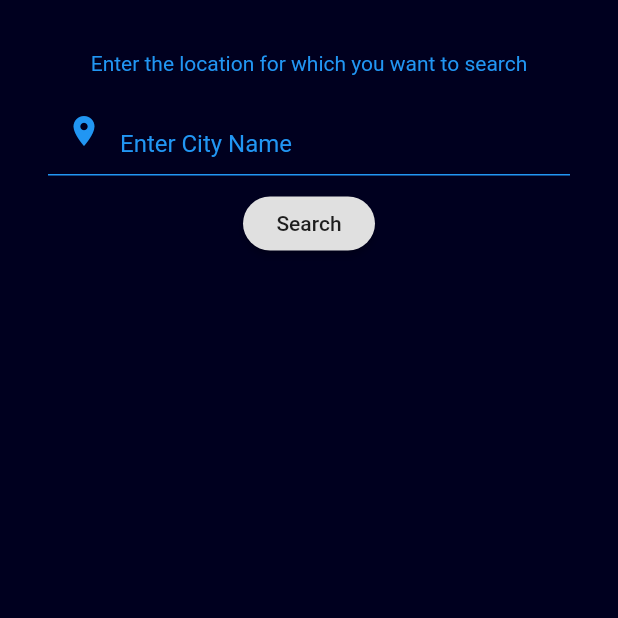
After one commit to ThaeThinzar/flutter_app_team_test, a Flutter app: the SearchCityView screen opened by its route, after a tap on "Search", on a phone screen of 412 x 824 dp, the top half of it. The commit adds this screen. Run offline on Flutter 3.47's test engine with Material 2 defaults, Android fonts, the phone set to English and light mode, and no system bars; our stand-ins replace equatable, flutter_bloc, fluttertoast.

Commit message:
add city bloc

```diff
--- /dev/null
+++ b/lib/asian_city/bloc/bloc.dart
@@ -0,0 +1,3 @@
+export 'city_bloc.dart';
+export 'city_event.dart';
+export 'city_state.dart';
--- /dev/null
+++ b/lib/asian_city/bloc/city_bloc.dart
@@ -0,0 +1,50 @@
+import 'package:flutter_app_team_test/asian_city/bloc/bloc.dart';
+import 'package:flutter_app_team_test/asian_city/model/get_city_res.dart';
+import 'package:flutter_app_team_test/asian_city/provider/city_service.dart';
+import 'package:flutter_bloc/flutter_bloc.dart';
+
+class CityBloc extends Bloc<CityEvent, CityState> {
+  CityBloc() : super(CityInitial());
+
+  CityService _cityService = CityService();
+  /*SettingOfFreeModeService _freeModeService = SettingOfFreeModeService();
+  final CurrencyPairService _currencyPairService = new CurrencyPairService();*/
+
+  @override
+  Stream<CityState> mapEventToState(CityEvent event) async* {
+    if (event is GetCityList) {
+      yield* _mapGetCityEvent(event);
+    } else if(event is SearchCityEvent){
+      yield* _mapSearchCityEvent(event);
+    }
+  }
+
+  Stream<CityState> _mapGetCityEvent(CityEvent event) async* {
+
+    yield CityEventLoading();
+    try {
+      //  Op015Response op015response = await _freeModeService.getCurrencyPairType(event.op010request);
+      GetCityListResponse response = await _cityService.getCityList();
+
+      yield CityEventSuccess(cityListResponse:response );
+    } catch (error) {
+      yield CityEventFailure(errorMsg: error.toString());
+    }
+  }
+  Stream<CityState> _mapSearchCityEvent(SearchCityEvent event) async* {
+    var current = state as CityEventSuccess;
+    City selectedCity;
+    yield CityEventLoading();
+    try {
+
+      for(City city in current.cityListResponse.cityList){
+        if(city.cityName == event.cityName){
+          selectedCity = city;
+        }
+      }
+      yield CityEventSuccess(searchedCity: selectedCity );
+    } catch (error) {
+      yield CityEventFailure(errorMsg: error.toString());
+    }
+  }
+}
--- /dev/null
+++ b/lib/asian_city/bloc/city_event.dart
@@ -0,0 +1,13 @@
+import 'package:equatable/equatable.dart';
+class CityEvent extends Equatable {
+  @override
+  List<Object> get props => [];
+}
+
+class GetCityList extends CityEvent {
+
+}
+class SearchCityEvent extends CityEvent {
+  String cityName;
+  SearchCityEvent({this.cityName});
+}
--- /dev/null
+++ b/lib/asian_city/bloc/city_state.dart
@@ -0,0 +1,21 @@
+import 'package:flutter_app_team_test/asian_city/model/get_city_res.dart';
+import 'package:equatable/equatable.dart';
+class CityState extends Equatable {
+  @override
+  List<Object> get props => [];
+}
+class CityInitial extends CityState {}
+
+class CityEventLoading extends CityState {}
+
+class CityEventSuccess extends CityState {
+  CityEventSuccess({this.cityListResponse,this.searchedCity});
+  final GetCityListResponse cityListResponse;
+  final City searchedCity;
+  @override
+  List<Object> get props => [this.cityListResponse];
+}
+class CityEventFailure extends CityState {
+  String errorMsg;
+  CityEventFailure({this.errorMsg});
+}
--- /dev/null
+++ b/lib/asian_city/model/get_city_res.dart
@@ -0,0 +1,61 @@
+// To parse this JSON data, do
+//
+//     final getCityListResponse = getCityListResponseFromJson(jsonString);
+
+import 'dart:convert';
+
+GetCityListResponse getCityListResponseFromJson(String str) => GetCityListResponse.fromJson(json.decode(str));
+
+String getCityListResponseToJson(GetCityListResponse data) => json.encode(data.toJson());
+
+class GetCityListResponse {
+  GetCityListResponse({
+    this.cityList,
+  });
+
+  List<City> cityList;
+
+  factory GetCityListResponse.fromJson(Map<String, dynamic> json) => GetCityListResponse(
+    cityList: List<City>.from(json["City"].map((x) => City.fromJson(x))),
+  );
+
+  Map<String, dynamic> toJson() => {
+    "City": List<dynamic>.from(cityList.map((x) => x.toJson())),
+  };
+}
+
+class City {
+  City({
+    this.id,
+    this.cityName,
+    this.country,
+    this.region,
+    this.famous,
+    this.imageUrl,
+  });
+
+  int id;
+  String cityName;
+  String country;
+  String region;
+  String famous;
+  String imageUrl;
+
+  factory City.fromJson(Map<String, dynamic> json) => City(
+    id: json["ID"],
+    cityName: json["CityName"],
+    country: json["Country"],
+    region: json["Region"],
+    famous: json["Famous"],
+    imageUrl: json["imageUrl"],
+  );
+
+  Map<String, dynamic> toJson() => {
+    "ID": id,
+    "CityName": cityName,
+    "Country": country,
+    "Region": region,
+    "Famous": famous,
+    "imageUrl": imageUrl,
+  };
+}
--- /dev/null
+++ b/lib/asian_city/provider/city_service.dart
@@ -0,0 +1,19 @@
+import 'package:flutter_app_team_test/asian_city/model/get_city_res.dart';
+import 'package:flutter_app_team_test/asian_city/provider/city_api_provider.dart';
+
+class CityService {
+  CityAPIProvider _apiProvider = CityAPIProvider();
+ // final SessionService _sessionService = SessionService();
+
+  Future<GetCityListResponse> getCityList() {
+    return _apiProvider.getCityList().then((response){
+      print('status ${response.statusCode}');
+      print('body ${response.body}');
+    }).catchError((error, stack){
+      print("Get CityList Error: $error");
+    });
+  }
+
+
+
+}
--- /dev/null
+++ b/lib/asian_city/view/search_city_view.dart
@@ -0,0 +1,142 @@
+import 'package:flutter/cupertino.dart';
+import 'package:flutter/material.dart';
+import 'package:flutter_app_team_test/asian_city/bloc/bloc.dart';
+import 'package:flutter_app_team_test/asian_city/model/get_city_res.dart';
+import 'package:flutter_bloc/flutter_bloc.dart';
+
+class SearchCityView extends StatefulWidget{
+  _SearchCityViewState createState() => _SearchCityViewState();
+}
+class _SearchCityViewState extends State<SearchCityView>{
+  final cityNameController = TextEditingController();
+  City selectedCity;
+  bool isShow;
+  @override
+  void initState() {
+    // TODO: implement initState
+    super.initState();
+    isShow = false;
+  }
+  @override
+  Widget build(BuildContext context) {
+    return Scaffold(
+      backgroundColor: Color(0xff00001f),
+      body: BlocListener<CityBloc,CityState>(
+        cubit: CityBloc(),
+        listener: (context,state){
+          if(state is CityEventSuccess){
+            if(state.searchedCity != null){
+              setState(() {
+                selectedCity = state.searchedCity;
+                isShow = true;
+              });
+            }
+          }
+        },
+        child: BlocBuilder<CityBloc,CityState>(
+          cubit: CityBloc(),
+          builder: (context,state){
+            if(state is CityEventLoading){
+              return Center(child: CircularProgressIndicator(),);
+            } else {
+             return  Stack(
+                children: [
+                  Container(
+                    child: Column(
+                      children: [
+                        Padding(
+                          padding: const EdgeInsets.only(top:34,left: 16, right: 16),
+                          child: Text('Enter the location for which you want to search',
+                            style: TextStyle(color: Colors.blue),),),
+                        Padding(
+                          padding: const EdgeInsets.only(top:8,left: 32, right: 32,bottom: 8),
+                          child: Container(
+                            child: TextFormField(
+                                style: TextStyle(color: Colors.white),
+                                controller: cityNameController,
+                                keyboardType: TextInputType.text,
+                                keyboardAppearance: Brightness.light,
+                                enableSuggestions: true,
+                                textInputAction: TextInputAction.search,
+                                validator: (value) {
+                                  if (value.isEmpty) return 'Enter City Name';
+                                  return null;
+                                },
+                                decoration:
+                                InputDecoration(
+                                  labelText: 'Enter City Name',
+                                  labelStyle: TextStyle(color: Colors.blue),
+                                  focusColor: Colors.blueAccent[100],
+                                  fillColor: Colors.blue,
+                                  alignLabelWithHint: true,
+                                  hintText: 'Eg. Yangon',
+                                  hintStyle: TextStyle(color: Colors.white54),
+                                  enabledBorder: new UnderlineInputBorder(
+                                      borderSide: new BorderSide(color: Colors.blue)
+                                  ),
+                                  prefixIcon: Icon(Icons.location_on,color: Colors.blue,),)),
+                          ),
+                        ),
+                        RaisedButton(
+                          shape: RoundedRectangleBorder(borderRadius: BorderRadius.circular(20)),
+                          onPressed: () {
+                            CityBloc().add(SearchCityEvent(cityName: cityNameController.text.toString()));
+                          },
+                          child: Text("Search"),
+                        ),
+                        isShow ?Container(
+                          margin: EdgeInsets.all(16),
+                          child: ClipRRect(
+                            borderRadius: BorderRadius.only(
+                              topLeft: Radius.circular(8.0),
+                              topRight: Radius.circular(8.0),
+                              bottomLeft: Radius.circular(8.0),
+                              bottomRight:  Radius.circular(8.0),
+                            ),
+                            child: Image.asset(
+                                'assets/images/bagan.jpg',
+                                width: MediaQuery.of(context).size.width/2,
+                                height: 150,
+                                fit:BoxFit.fill
+                            ),
+                          ),
+                        ): Container(),
+                        isShow ? Container(
+                          margin: EdgeInsets.all(16),
+                          child:Column(
+                            mainAxisAlignment: MainAxisAlignment.start,
+                            children: [
+                              Container(
+                                margin: EdgeInsets.all(8),
+                                child: Text('Country ➤  Myanmar ',
+                                  style: TextStyle(color: Colors.white, fontSize: 18),),
+                              ),
+                              Container(
+                                margin: EdgeInsets.all(8),
+                                child: Text('Region   ➤  Manadaly ',
+                                  style: TextStyle(color: Colors.white, fontSize: 18),),
+                              ),
+
+                              Container(
+                                margin: EdgeInsets.all(8),
+                                child: Text('Famous ➤  Myanmar ',
+                                  style: TextStyle(color: Colors.white, fontSize: 18),),
+                              ),
+
+
+                            ],
+                          ) ,
+                        ) :Container()
+                      ],
+                    ),
+                  )
+                ],
+              );
+            }
+          },
+        ),
+      )
+
+    );
+  }
+}
--- a/lib/common/constants.dart
+++ b/lib/common/constants.dart
@@ -1,4 +1,5 @@
 class ScreenURLPath {
   static const String PLATFORM_CHANNEL = '/plat_form_channel';
   static const String SLIVER_TEST = '/sliver_test';
+  static const String BLOC_TEST = '/search_city';
 }
--- a/lib/main.dart
+++ b/lib/main.dart
@@ -3,6 +3,7 @@
 import 'package:flutter/material.dart';
 
 import 'package:flutter/services.dart';
+import 'package:flutter_app_team_test/asian_city/view/search_city_view.dart';
 
 import 'package:flutter_app_team_test/sliver_test/sliver_test_view.dart';
 
@@ -21,6 +22,7 @@ class MyApp extends StatelessWidget {
   final routes = <String,WidgetBuilder>{
     ScreenURLPath.PLATFORM_CHANNEL:(context) => PlatformChannelView(title: 'Platform Channel',) ,
     ScreenURLPath.SLIVER_TEST:(context) => SliverTestView(),
+    ScreenURLPath.BLOC_TEST:(context) => SearchCityView(),
   };
   @override
   Widget build(BuildContext context) {
@@ -104,7 +106,8 @@ class _MyHomePageState extends State<MyHomePage> {
             //  buttonWidget('Platform channel',ScreenURLPath.PLATFORM_CHANNEL,context),
             //  buttonWidget('Sliver Test', ScreenURLPath.SLIVER_TEST, context)
               CommonWidget.buttonWidget(context, ScreenURLPath.PLATFORM_CHANNEL, 'Data Communication'),
-              CommonWidget.buttonWidget(context, ScreenURLPath.SLIVER_TEST, 'Sliver Test')
+              CommonWidget.buttonWidget(context, ScreenURLPath.SLIVER_TEST, 'Sliver Test'),
+              CommonWidget.buttonWidget(context, ScreenURLPath.BLOC_TEST, 'BLOC Sample'),
             ]
           ))
         ],
--- a/pubspec.yaml
+++ b/pubspec.yaml
@@ -29,6 +29,9 @@ dependencies:
   # Use with the CupertinoIcons class for iOS style icons.
   cupertino_icons: ^1.0.0
   fluttertoast: ^7.1.1
+  flutter_bloc: ^6.1.0
+  equatable: ^1.2.5
+  http: ^0.12.2
 
 dev_dependencies:
   flutter_test:
```
Also changed, not shown: lib/asian_city/model/city_data.dart (added, +56 -0 lines), lib/asian_city/provider/city_api_provider.dart (added, +11 -0 lines), lib/common/base_api_provider.dart (added, +74 -0 lines), pubspec.lock, 2 other files.
